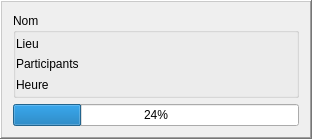
Above: Programmation/Codes fonctionnels/ChronoReaderWidget/eventbox.ui from mjc-ermont/2011 before the change. Below: the same form after it.
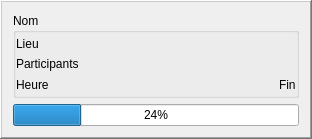
That is the form after the change.

Commit message: Fonctionnalisation du widget lecteur Il est 100% fonctionnel et déjà asser jolis

The edit to the form file:
```diff
--- a/Programmation/Codes fonctionnels/ChronoReaderWidget/eventbox.ui
+++ b/Programmation/Codes fonctionnels/ChronoReaderWidget/eventbox.ui
@@ -47,11 +47,35 @@
        </widget>
       </item>
       <item>
+       <layout class="QHBoxLayout" name="horizontalLayout">
+        <item>
        <widget class="QLabel" name="time">
         <property name="text">
          <string>Heure</string>
         </property>
        </widget>
+        </item>
+        <item>
+         <spacer name="horizontalSpacer">
+          <property name="orientation">
+           <enum>Qt::Horizontal</enum>
+          </property>
+          <property name="sizeHint" stdset="0">
+           <size>
+            <width>40</width>
+            <height>20</height>
+           </size>
+          </property>
+         </spacer>
+        </item>
+        <item>
+         <widget class="QLabel" name="fin">
+          <property name="text">
+           <string>Fin</string>
+          </property>
+         </widget>
+        </item>
+       </layout>
       </item>
      </layout>
     </widget>
```
Lines whose indentation alone changed are shown as unchanged. The commit also changes 7 other files.
